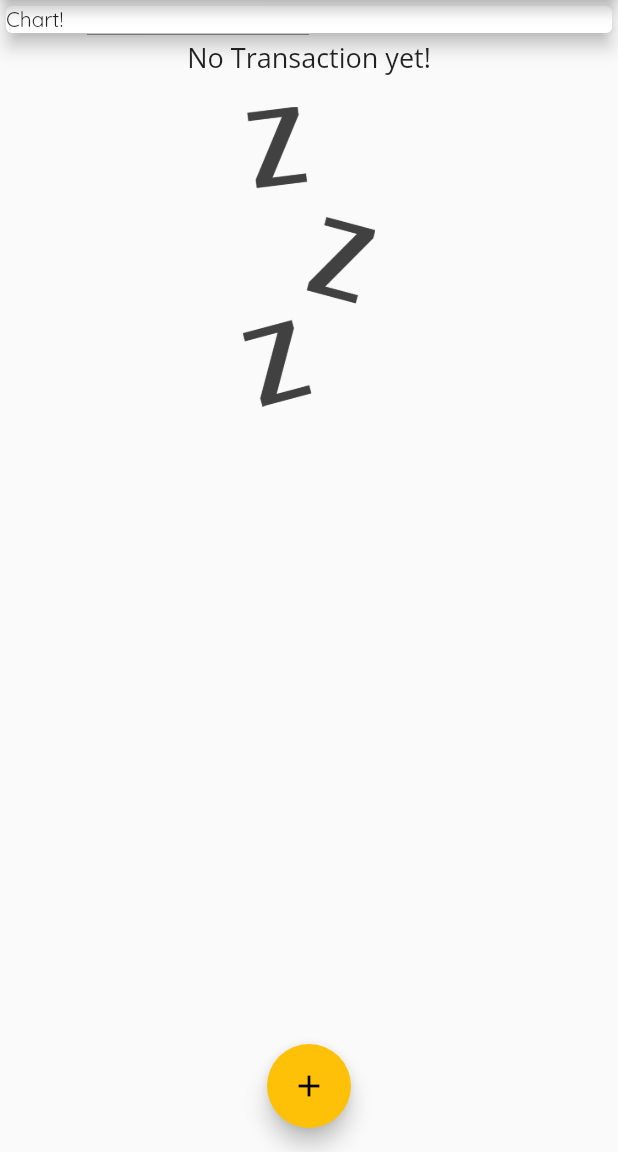
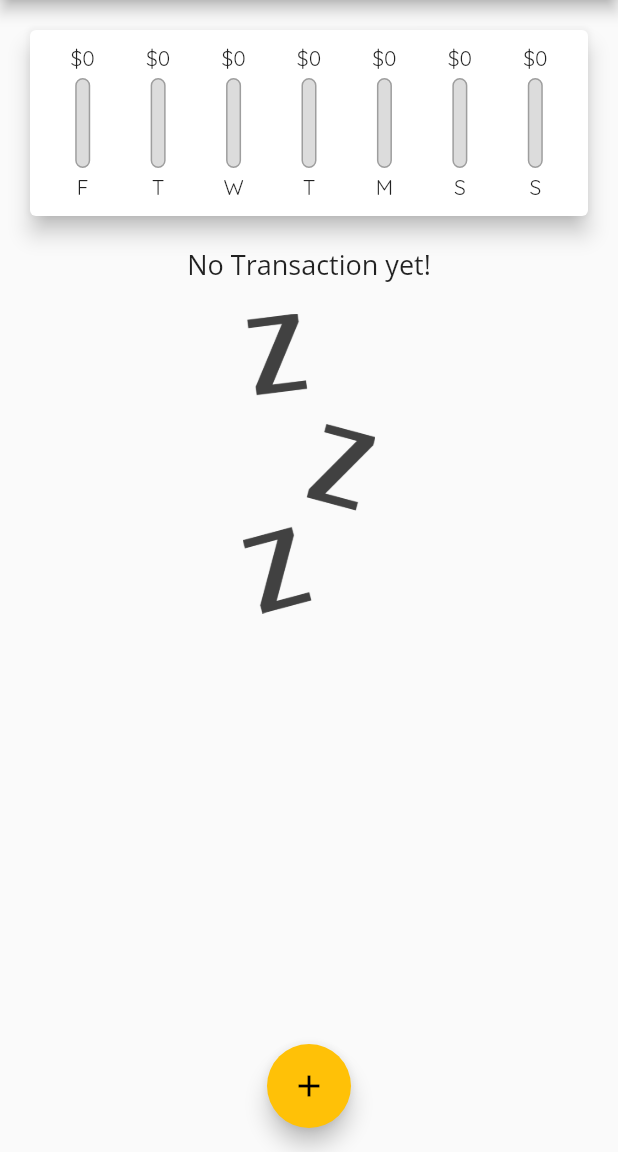
Before and after one commit to 91alban/Personal-Expenses, a Flutter app: the screen it shows after launch, on a phone screen of 412 x 824 dp, the part 84-1236 px from its top. Run offline on Flutter 3.47's test engine with Material 2 defaults, Android fonts, the phone set to English and light mode, and no system bars.

Commit message:
exp show up

```diff
--- a/lib/main.dart
+++ b/lib/main.dart
@@ -1,5 +1,6 @@
 import 'package:flutter/material.dart';
 import 'package:personal_expenses/models/transaction.dart';
+import 'package:personal_expenses/widgets/chart.dart';
 import 'package:personal_expenses/widgets/new_transaction.dart';
 import 'package:personal_expenses/widgets/transaction_list.dart';
 
@@ -48,6 +49,17 @@ class _MyHomePageState extends State<MyHomePage> {
     // ),
   ];
 
+  List<Transaction>? get _recentTransactions {
+    return _userTransaction.where((tx) {
+      assert(tx != null);
+      return tx.date.isAfter(
+        DateTime.now().subtract(
+          Duration(days: 7),
+        ),
+      );
+    }).toList();
+  }
+
   void _addNewTransaction(String txTitle, double txAmount) {
     final newTx = Transaction(
       title: txTitle,
@@ -95,13 +107,7 @@ class _MyHomePageState extends State<MyHomePage> {
           // mainAxisAlignment: MainAxisAlignment.spaceAround,
           crossAxisAlignment: CrossAxisAlignment.center,
           children: [
-            Container(
-              width: double.infinity,
-              child: Card(
-                child: const Text('Chart!'),
-                elevation: 5,
-              ),
-            ),
+            Chart(_recentTransactions!),
             TransactionList(_userTransaction),
           ],
         ),
--- a/lib/widgets/chart.dart
+++ b/lib/widgets/chart.dart
@@ -1,15 +1,65 @@
 import 'package:flutter/material.dart';
+import 'package:personal_expenses/models/transaction.dart';
+import 'package:intl/intl.dart';
+import 'package:personal_expenses/widgets/chart_bar.dart';
 
 class Chart extends StatelessWidget {
-  const Chart({Key? key}) : super(key: key);
+  // const Chart({Key? key}) : super(key: key);
+  final List<Transaction> recentTransactions;
+
+  Chart(this.recentTransactions);
+
+  List<Map<String, dynamic>> get groupedTransactionValues {
+    return List.generate(7, (index) {
+      final weekDay = DateTime.now().subtract(
+        Duration(days: index),
+      );
+      var totalSum = 0.0;
+
+      for (var i = 0; i < recentTransactions.length; i++) {
+        if (recentTransactions[i].date.day == weekDay.day &&
+            recentTransactions[i].date.month == weekDay.month &&
+            recentTransactions[i].date.year == weekDay.year) {
+          totalSum += recentTransactions[i].amount;
+        }
+      }
+
+      return {
+        'day': DateFormat.E().format(weekDay).substring(0, 1),
+        'amount': totalSum,
+      };
+    });
+  }
+
+  double get totalSpending {
+    return groupedTransactionValues.fold(0.0, (sum, item) {
+      return sum + item['amount'];
+    });
+  }
 
   @override
   Widget build(BuildContext context) {
+    print(groupedTransactionValues);
     return Card(
       elevation: 6,
       margin: EdgeInsets.all(20),
-      child: Row(
-        children: [],
+      child: Container(
+        padding: EdgeInsets.all(10),
+        child: Row(
+          mainAxisAlignment: MainAxisAlignment.spaceAround,
+          children: groupedTransactionValues.map((data) {
+            return Flexible(
+              fit: FlexFit.tight,
+              child: ChartBar(
+                data['day'],
+                data['amount'],
+                totalSpending == 0.0
+                    ? 0.0
+                    : (data['amount'] as double) / totalSpending,
+              ),
+            );
+          }).toList(),
+        ),
       ),
     );
   }
--- /dev/null
+++ b/lib/widgets/chart_bar.dart
@@ -0,0 +1,51 @@
+import 'package:flutter/material.dart';
+
+class ChartBar extends StatelessWidget {
+  final String label;
+  final double spendingAmount;
+  final double spendingPctOfTotal;
+
+  ChartBar(this.label, this.spendingAmount, this.spendingPctOfTotal);
+
+  @override
+  Widget build(BuildContext context) {
+    return Column(
+      children: <Widget>[
+        FittedBox(
+          child: Text('\$${spendingAmount.toStringAsFixed(0)}'),
+        ),
+        SizedBox(
+          height: 4,
+        ),
+        Container(
+          height: 60,
+          width: 10,
+          child: Stack(
+            children: <Widget>[
+              Container(
+                decoration: BoxDecoration(
+                  border: Border.all(color: Colors.grey, width: 1.0),
+                  color: Color.fromRGBO(220, 220, 220, 1),
+                  borderRadius: BorderRadius.circular(10),
+                ),
+              ),
+              FractionallySizedBox(
+                heightFactor: spendingPctOfTotal,
+                child: Container(
+                  decoration: BoxDecoration(
+                    color: Theme.of(context).primaryColor,
+                    borderRadius: BorderRadius.circular(10),
+                  ),
+                ),
+              ),
+            ],
+          ),
+        ),
+        SizedBox(
+          height: 4,
+        ),
+        Text(label),
+      ],
+    );
+  }
+}
```
